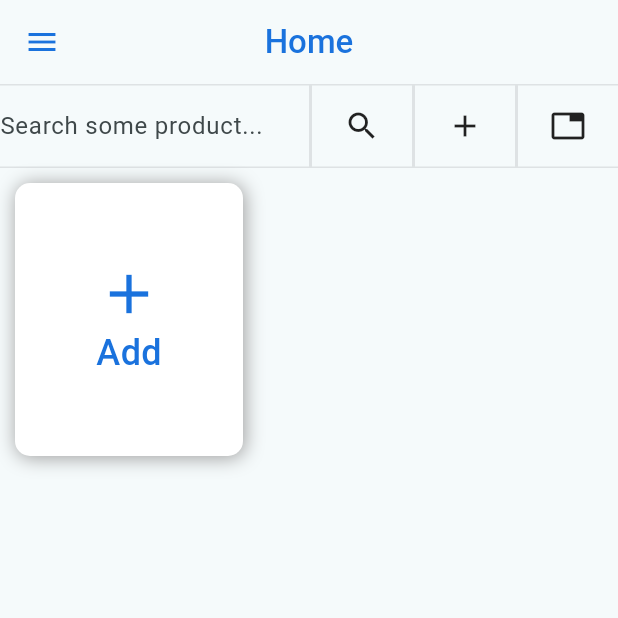
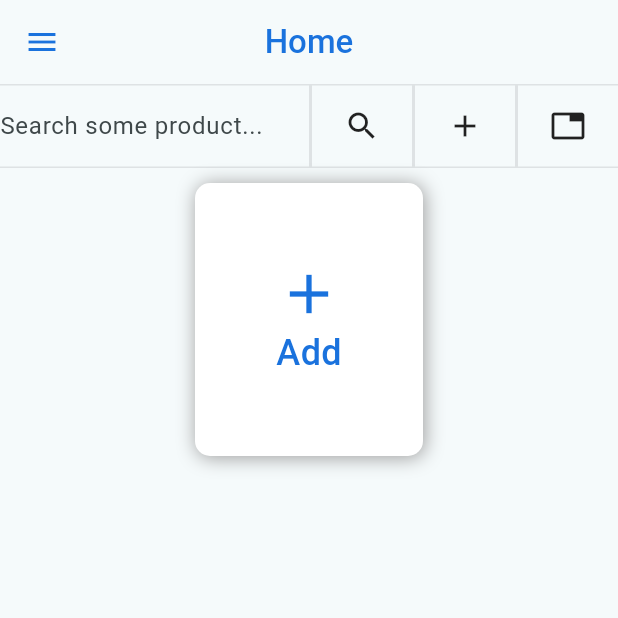
Before and after one commit to gustavosantaella/inventory, a Flutter app: the ListProductScreen screen opened by its route, on a phone screen of 412 x 824 dp, the top half of it. Run offline on Flutter 3.47's test engine with Material 3 defaults, Android fonts, the phone set to English and light mode, and no system bars; our stand-ins replace flutter_svg.

Commit message:
fix: create product card widget

```diff
--- a/point_of_sales/lib/modules/products/screens/list_products.dart
+++ b/point_of_sales/lib/modules/products/screens/list_products.dart
@@ -42,19 +42,10 @@ class _ListProductState extends State<ListProductScreen> {
               Padding(
                 padding: EdgeInsets.all(ConstApp.padding),
                 child: Wrap(
+                  spacing: 50,
+                  runSpacing: 30,
                   children: [
-                    Container(
-                      width: 152,
-                      height: 182,
-                      decoration: const BoxDecoration(
-                          color: Colors.white,
-                          borderRadius: BorderRadius.all(Radius.circular(10)),
-                          boxShadow: [
-                            BoxShadow(
-                                color: Colors.grey,
-                                offset: Offset(1, 1),
-                                blurRadius: 10),
-                          ]),
+                    ProductCardWidget(
                       child: Column(
                         crossAxisAlignment: CrossAxisAlignment.center,
                         mainAxisAlignment: MainAxisAlignment.center,
@@ -74,7 +65,6 @@ class _ListProductState extends State<ListProductScreen> {
                         ],
                       ),
                     ),
-                    ProductCardWidget()
                   ],
                 ),
               )
--- a/point_of_sales/lib/modules/products/widgets/card_product_widget.dart
+++ b/point_of_sales/lib/modules/products/widgets/card_product_widget.dart
@@ -1,10 +1,10 @@
-import 'package:flutter/cupertino.dart';
 import 'package:flutter/material.dart';
 import 'package:point_of_sales/config/constants.dart';
 import 'package:point_of_sales/helpers/lang.dart';
 
 class ProductCardWidget extends StatefulWidget {
-  const ProductCardWidget({super.key});
+  final Widget? child;
+  const ProductCardWidget({super.key, this.child});
 
   @override
   State<StatefulWidget> createState() {
@@ -15,6 +15,16 @@ class ProductCardWidget extends StatefulWidget {
 class _ProductCardState extends State<ProductCardWidget> {
   @override
   Container build(BuildContext context) {
-    return Container();
+    return Container(
+        width: 152,
+        height: 182,
+        decoration: const BoxDecoration(
+            color: Colors.white,
+            borderRadius: BorderRadius.all(Radius.circular(10)),
+            boxShadow: [
+              BoxShadow(
+                  color: Colors.grey, offset: Offset(1, 1), blurRadius: 10),
+            ]),
+        child: widget.child);
   }
 }
```
